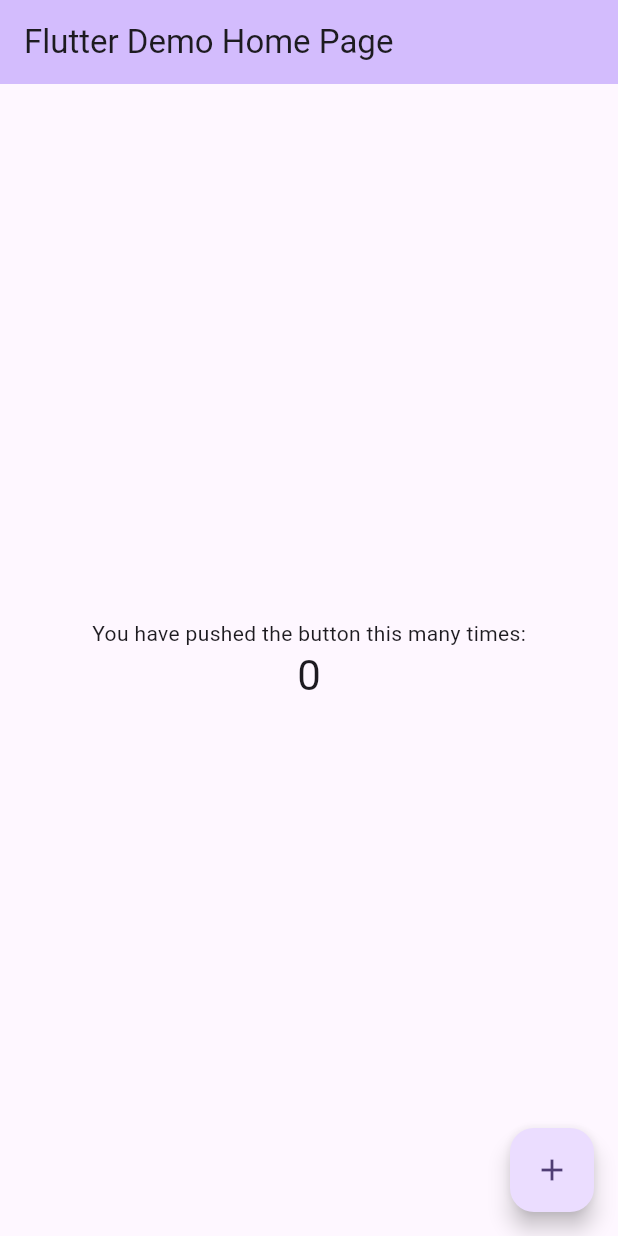
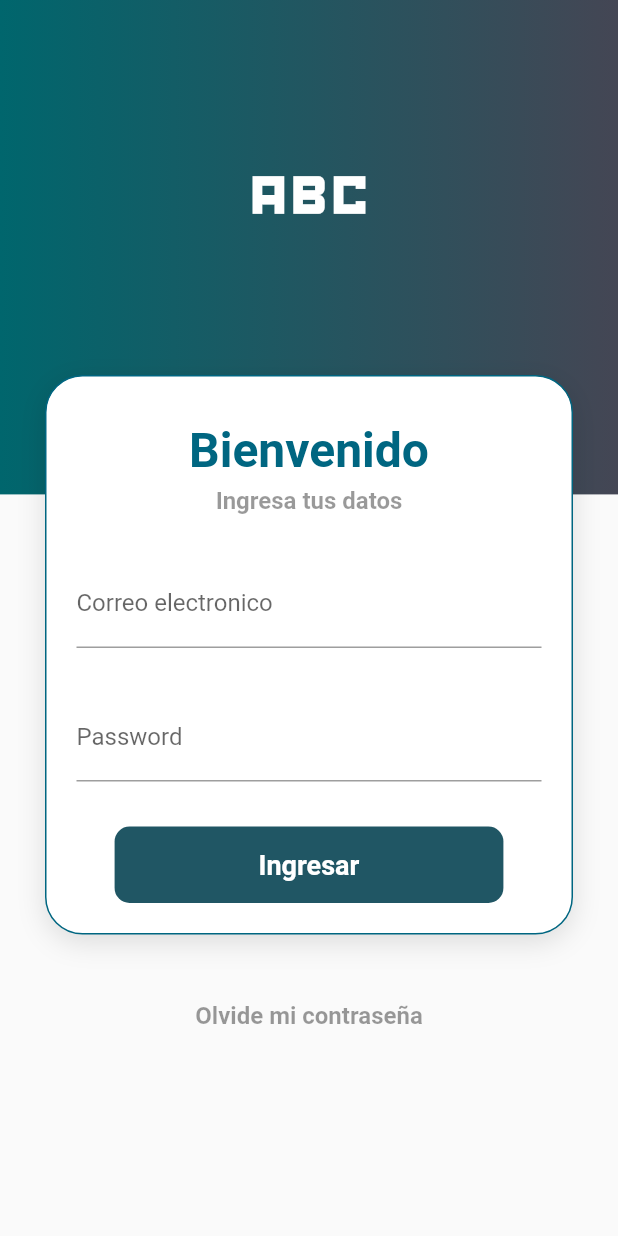
Before and after one commit to HckrLgna/en_learnig_app, a Flutter app: the screen it shows after launch, on a phone screen of 412 x 824 dp. Run offline on Flutter 3.47's test engine with Material 2 defaults, Android fonts, the phone set to English and light mode, and no system bars.

Commit message:
terminamos la interfaz del login

```diff
--- a/lib/main.dart
+++ b/lib/main.dart
@@ -1,125 +1,48 @@
+import 'package:en_learn/screens/screens.dart';
+import 'package:en_learn/services/services.dart';
 import 'package:flutter/material.dart';
+import 'package:provider/provider.dart';
 
 void main() {
-  runApp(const MyApp());
+  runApp(const AppState());
 }
 
-class MyApp extends StatelessWidget {
-  const MyApp({super.key});
+class AppState extends StatelessWidget {
+  const AppState({super.key});
 
   // This widget is the root of your application.
   @override
   Widget build(BuildContext context) {
-    return MaterialApp(
-      title: 'Flutter Demo',
-      theme: ThemeData(
-        // This is the theme of your application.
-        //
-        // TRY THIS: Try running your application with "flutter run". You'll see
-        // the application has a blue toolbar. Then, without quitting the app,
-        // try changing the seedColor in the colorScheme below to Colors.green
-        // and then invoke "hot reload" (save your changes or press the "hot
-        // reload" button in a Flutter-supported IDE, or press "r" if you used
-        // the command line to start the app).
-        //
-        // Notice that the counter didn't reset back to zero; the application
-        // state is not lost during the reload. To reset the state, use hot
-        // restart instead.
-        //
-        // This works for code too, not just values: Most code changes can be
-        // tested with just a hot reload.
-        colorScheme: ColorScheme.fromSeed(seedColor: Colors.deepPurple),
-        useMaterial3: true,
-      ),
-      home: const MyHomePage(title: 'Flutter Demo Home Page'),
+    return MultiProvider(
+      providers: [
+        ChangeNotifierProvider(create: ( _ ) => AuthService() )
+      ],
+      child: const MyApp(),
       );
   }
 }
 
-class MyHomePage extends StatefulWidget {
-  const MyHomePage({super.key, required this.title});
-
-  // This widget is the home page of your application. It is stateful, meaning
-  // that it has a State object (defined below) that contains fields that affect
-  // how it looks.
-
-  // This class is the configuration for the state. It holds the values (in this
-  // case the title) provided by the parent (in this case the App widget) and
-  // used by the build method of the State. Fields in a Widget subclass are
-  // always marked "final".
-
-  final String title;
+class MyApp extends StatefulWidget {
+  const MyApp({super.key});
 
   @override
-  State<MyHomePage> createState() => _MyHomePageState();
+  State<MyApp> createState() => _MyAppState();
 }
 
-class _MyHomePageState extends State<MyHomePage> {
-  int _counter = 0;
-
-  void _incrementCounter() {
-    setState(() {
-      // This call to setState tells the Flutter framework that something has
-      // changed in this State, which causes it to rerun the build method below
-      // so that the display can reflect the updated values. If we changed
-      // _counter without calling setState(), then the build method would not be
-      // called again, and so nothing would appear to happen.
-      _counter++;
-    });
-  }
-
+class _MyAppState extends State<MyApp> {
+  final GlobalKey<NavigatorState> navigatorKey = GlobalKey<NavigatorState>();
   @override
   Widget build(BuildContext context) {
-    // This method is rerun every time setState is called, for instance as done
-    // by the _incrementCounter method above.
-    //
-    // The Flutter framework has been optimized to make rerunning build methods
-    // fast, so that you can just rebuild anything that needs updating rather
-    // than having to individually change instances of widgets.
-    return Scaffold(
-      appBar: AppBar(
-        // TRY THIS: Try changing the color here to a specific color (to
-        // Colors.amber, perhaps?) and trigger a hot reload to see the AppBar
-        // change color while the other colors stay the same.
-        backgroundColor: Theme.of(context).colorScheme.inversePrimary,
-        // Here we take the value from the MyHomePage object that was created by
-        // the App.build method, and use it to set our appbar title.
-        title: Text(widget.title),
-      ),
-      body: Center(
-        // Center is a layout widget. It takes a single child and positions it
-        // in the middle of the parent.
-        child: Column(
-          // Column is also a layout widget. It takes a list of children and
-          // arranges them vertically. By default, it sizes itself to fit its
-          // children horizontally, and tries to be as tall as its parent.
-          //
-          // Column has various properties to control how it sizes itself and
-          // how it positions its children. Here we use mainAxisAlignment to
-          // center the children vertically; the main axis here is the vertical
-          // axis because Columns are vertical (the cross axis would be
-          // horizontal).
-          //
-          // TRY THIS: Invoke "debug painting" (choose the "Toggle Debug Paint"
-          // action in the IDE, or press "p" in the console), to see the
-          // wireframe for each widget.
-          mainAxisAlignment: MainAxisAlignment.center,
-          children: <Widget>[
-            const Text(
-              'You have pushed the button this many times:',
-            ),
-            Text(
-              '$_counter',
-              style: Theme.of(context).textTheme.headlineMedium,
-            ),
-          ],
-        ),
-      ),
-      floatingActionButton: FloatingActionButton(
-        onPressed: _incrementCounter,
-        tooltip: 'Increment',
-        child: const Icon(Icons.add),
-      ), // This trailing comma makes auto-formatting nicer for build methods.
+    return MaterialApp(
+      title: "CbaTalk",
+      initialRoute: 'login',
+      navigatorKey: navigatorKey,
+      routes: {
+        'login': ( _ ) => const LoginScreen(),
+      },
+      //theme: ThemeData.light().copyWith(
+        //scaffoldBackgroundColor: Colors.white
+      //),
     );
   }
 }
--- /dev/null
+++ b/lib/providers/login_form_provider.dart
@@ -0,0 +1,19 @@
+import 'package:flutter/material.dart';
+
+class LoginFormProvider extends ChangeNotifier{
+  GlobalKey<FormState> formKey = GlobalKey<FormState>();
+  String email="";
+  String password ="";
+
+  bool _isLoading = false;
+  bool get isLoading => _isLoading;
+
+  set isLoading(bool value){
+    _isLoading=value;
+    notifyListeners();
+  }
+  bool isValidForm(){
+    print("$email, $password");
+    return formKey.currentState?.validate()??false;
+  }
+}
--- /dev/null
+++ b/lib/providers/providers.dart
@@ -0,0 +1 @@
+export 'package:en_learn/providers/login_form_provider.dart';
--- /dev/null
+++ b/lib/screens/login_screen.dart
@@ -0,0 +1,137 @@
+import 'package:en_learn/providers/providers.dart';
+import 'package:en_learn/services/services.dart';
+import 'package:en_learn/widgets/widgets.dart';
+import 'package:flutter/material.dart';
+import 'package:provider/provider.dart';
+
+class LoginScreen extends StatelessWidget {
+  const LoginScreen({super.key});
+
+  @override
+  Widget build(BuildContext context) {
+    return Scaffold(
+      body: AuthBackground(
+          child: SingleChildScrollView(
+            child: Column(
+              children: [
+                const SizedBox(
+                  height: 250,
+                ),
+                CardContainer(
+                    child: Column(
+                  children: [
+                    const SizedBox(height: 10),
+                    const Text("Bienvenido", style: TextStyle(color: Color.fromRGBO(0, 102, 129, 1), fontWeight: FontWeight.bold, fontSize: 32),),
+                    const SizedBox(height: 5,),
+                    const Text("Ingresa tus datos", style: TextStyle(color: Color.fromRGBO(0, 0, 0, 0.4), fontWeight: FontWeight.w600, fontSize: 16),),
+                    const SizedBox(height: 30),
+                    ChangeNotifierProvider(
+                      create: (_) => LoginFormProvider(),
+                      child: const _LoginForm(),
+                    )
+              ],
+            )),
+            const SizedBox(height: 30),
+            TextButton(
+              onPressed: () =>
+                  Navigator.pushReplacementNamed(context, 'register'),
+              style: ButtonStyle(
+                      overlayColor: MaterialStateProperty.all(const Color.fromRGBO(7, 67, 83, 0.9)),
+                      shape: MaterialStateProperty.all(const StadiumBorder())
+                  ),
+              child: const Text('Olvide mi contraseña',
+                  style: TextStyle(color: Color.fromRGBO(0, 0, 0, 0.4), fontSize: 16, fontWeight: FontWeight.bold)),
+            ),
+            const SizedBox(height: 50)
+          ],
+        ),
+      )),
+    );
+  }
+}
+
+class _LoginForm extends StatelessWidget {
+  const _LoginForm({super.key});
+
+  @override
+  Widget build(BuildContext context) {
+    final LoginForm = Provider.of<LoginFormProvider>(context);
+    return Container(
+      child: Form(
+          //TODO: mantener el key
+          key: LoginForm.formKey,
+          autovalidateMode: AutovalidateMode.onUserInteraction,
+          child: Column(
+            children: [
+              TextFormField(
+                autocorrect: false,
+                keyboardType: TextInputType.emailAddress,
+                decoration: const InputDecoration(
+                  hintText: 'Jhon@correo.com',
+                  labelText: 'Correo electronico',
+                  //prefixIcon: Icons.alternate_email_rounded ,
+                ),
+                onChanged: (value) => LoginForm.email = value,
+                validator: (value) {
+                  String pattern =
+                      r'^(([^<>()[\]\\.,;:\s@\"]+(\.[^<>()[\]\\.,;:\s@\"]+)*)|(\".+\"))@((\[[0-9]{1,3}\.[0-9]{1,3}\.[0-9]{1,3}\.[0-9]{1,3}\])|(([a-zA-Z\-0-9]+\.)+[a-zA-Z]{2,}))$';
+                  RegExp regExp = new RegExp(pattern);
+                  return regExp.hasMatch(value ?? '')
+                      ? null
+                      : 'Ingrese un correo valido ';
+                },
+              ),
+              const SizedBox(height: 30,),
+              TextFormField(
+                autocorrect: false,
+                obscureText: true,
+                keyboardType: TextInputType.emailAddress,
+                decoration: const InputDecoration(
+                  hintText: '**************',
+                  labelText: 'Password',
+                  //prefixIcon: Icons.lock_outline_rounded
+                ),
+                onChanged: (value) => LoginForm.password = value,
+                validator: (value) {
+                  if (value != null && value.length >= 6) return null;
+                  return 'la contraseña debe ser mayor a 6 caracteres';
+                },
+              ),
+              const SizedBox(height: 30),
+              MaterialButton(
+                shape: RoundedRectangleBorder(
+                    borderRadius: BorderRadius.circular(10)),
+                disabledColor: Colors.grey,
+                elevation: 0,
+                color: const Color.fromRGBO(7, 67, 83, 0.9),
+                child: Container(
+                    padding: EdgeInsets.symmetric(horizontal: 80, vertical: 15),
+                    child: Text(
+                      LoginForm.isLoading ? 'Espere...' : 'Ingresar',
+                      style: TextStyle(color: Colors.white, fontSize: 18, fontWeight: FontWeight.bold),
+                    )),
+                onPressed: LoginForm.isLoading
+                    ? null
+                    : () async {
+                        //TODO: login form
+                        FocusScope.of(context).unfocus();
+                        //final authService = Provider.of<AuthService>(context, listen: false);
+                        if (!LoginForm.isValidForm()) return;
+                        LoginForm.isLoading = true;
+                        // final String? errorMessage =  await authService.login(LoginForm.email,LoginForm.password);
+                        final String? errorMessage = null;
+                        if (errorMessage == null) {
+                          Navigator.pushReplacementNamed(context, 'home');
+                        } else {
+                          print(errorMessage);
+                          NotificationsService.showSnackBar(errorMessage);
+                          await Future.delayed(Duration(seconds: 2));
+                          LoginForm.isLoading = false;
+                        }
+                      },
+              )
+            ],
+          )),
+    );
+  }
+}
--- /dev/null
+++ b/lib/screens/screens.dart
@@ -0,0 +1 @@
+export 'package:en_learn/screens/login_screen.dart';
--- /dev/null
+++ b/lib/services/auth_service.dart
@@ -0,0 +1,5 @@
+import 'package:flutter/material.dart';
+
+class AuthService extends ChangeNotifier{
+
+}
--- /dev/null
+++ b/lib/services/notifications_service.dart
@@ -0,0 +1,17 @@
+import 'package:flutter/material.dart';
+
+class NotificationsService{
+  static GlobalKey<ScaffoldMessengerState> messengerKey = GlobalKey<ScaffoldMessengerState>();
+  static showSnackBar(String mensaje){
+    final snackBar = SnackBar(
+      content: Text(
+        mensaje,
+        style: TextStyle(
+          color: Colors.white,
+          fontSize: 20
+        ),
+        )
+      );
+      messengerKey.currentState!.showSnackBar(snackBar);
+  }
+}
--- /dev/null
+++ b/lib/services/services.dart
@@ -0,0 +1,2 @@
+export 'package:en_learn/services/notifications_service.dart';
+export 'package:en_learn/services/auth_service.dart';
--- /dev/null
+++ b/lib/widgets/auth_background.dart
@@ -0,0 +1,57 @@
+import 'package:flutter/material.dart';
+
+class AuthBackground extends StatelessWidget {
+  final Widget child;
+  const AuthBackground({super.key, required this.child});
+
+  @override
+  Widget build(BuildContext context) {
+    return Container(
+      width: double.infinity,
+      height: double.infinity,
+      child: Stack(
+        children: [
+          const _DarkBlueBox(),
+          const _HeaderIcon(),
+           child
+           ],
+      ),
+    );
+  }
+}
+
+class _HeaderIcon extends StatelessWidget {
+  const _HeaderIcon({super.key});
+
+  @override
+  Widget build(BuildContext context) {
+    return SafeArea(
+        child: Container(
+      width: double.infinity,
+      height: 200,
+      margin: const EdgeInsets.only(top: 30),
+      child: const Icon(
+        Icons.abc_sharp,
+        color: Colors.white,
+        size: 100,
+      ),
+    ));
+  }
+}
+
+class _DarkBlueBox extends StatelessWidget {
+  const _DarkBlueBox({super.key});
+
+  @override
+  Widget build(BuildContext context) {
+    final size = MediaQuery.of(context).size;
+    return Container(
+      width: double.infinity,
+      height: size.height * 0.4,
+      decoration: _darkBlueDecoration(),
+    );
+  }
+
+  BoxDecoration _darkBlueDecoration() => const BoxDecoration(
+      gradient: LinearGradient(colors: [Color.fromRGBO(0, 102, 109, 1), Color.fromRGBO(68, 70, 84, 1)],));
+}
--- /dev/null
+++ b/lib/widgets/card_container.dart
@@ -0,0 +1,33 @@
+import 'package:flutter/material.dart';
+
+class CardContainer extends StatelessWidget {
+  final Widget child;
+  const CardContainer({super.key, required this.child});
+
+  @override
+  Widget build(BuildContext context) {
+    return Padding(
+      padding: const EdgeInsets.symmetric(horizontal: 30),
+      child: Container(
+        width: double.infinity,
+        padding: const EdgeInsets.all(20),
+        decoration: _CreateCardShape(),
+        child: child,
+      ),
+    );
+  }
+  BoxDecoration _CreateCardShape() => BoxDecoration(
+    color: Colors.white,
+    borderRadius: BorderRadius.circular(25),
+    border: Border.all(
+      color: const Color.fromRGBO(0, 102, 129, 1)
+    ),
+    boxShadow: const [
+      BoxShadow(
+        color: Colors.black12,
+        blurRadius: 15,
+        offset: Offset(0, 5)
+      )
+    ]
+  );
+}
--- /dev/null
+++ b/lib/widgets/widgets.dart
@@ -0,0 +1,3 @@
+
+export 'package:en_learn/widgets/auth_background.dart';
+export 'package:en_learn/widgets/card_container.dart';
```
Also changed, not shown: pubspec.yaml (+4 -12 lines), pubspec.lock, 1 other file. Lines whose indentation alone changed are shown as unchanged.
